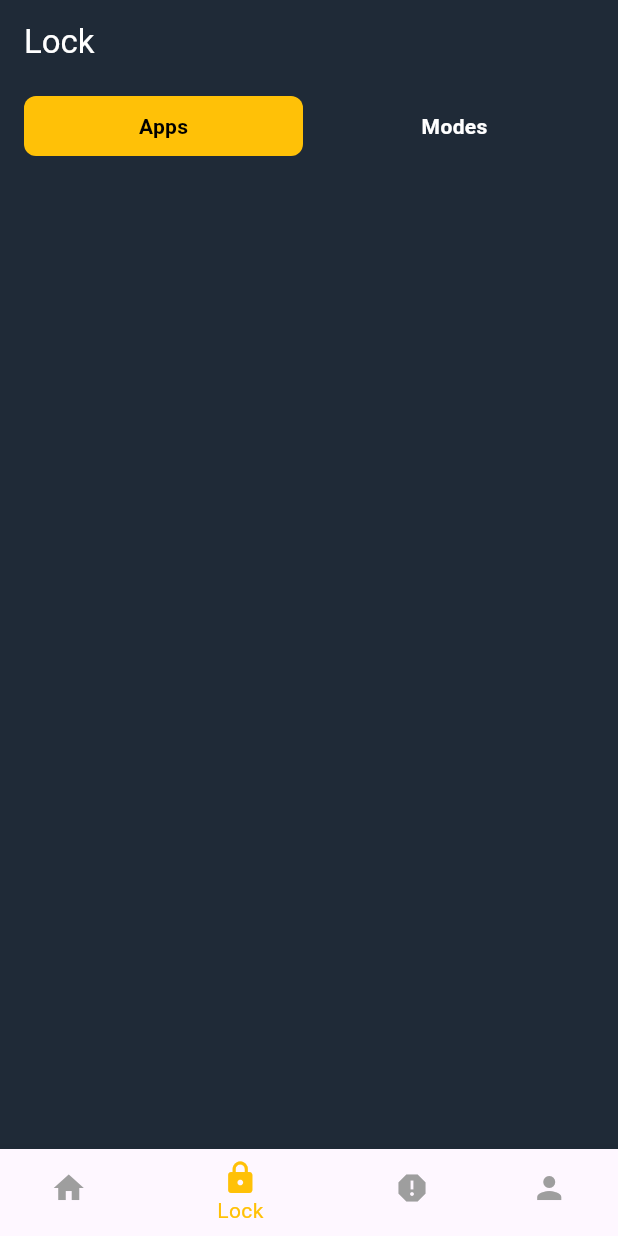
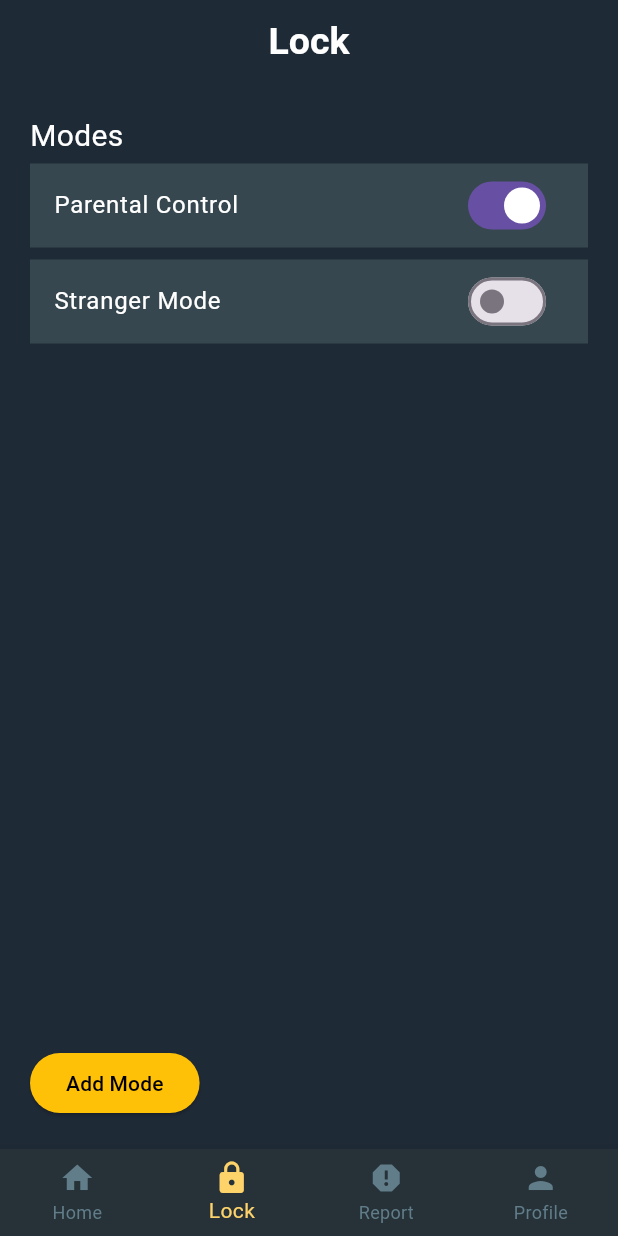
Before and after one commit to leelinhuie/kidphish01, a Flutter app: the screen it shows after launch, item 2 of the bottom bar chosen, on a phone screen of 412 x 824 dp. Run offline on Flutter 3.47's test engine with Material 3 defaults, Android fonts, the phone set to English and light mode, and no system bars; our stand-ins replace image_picker; missing offline and left inert: installed_apps.

Commit message:
update ui

```diff
--- a/analysis_options.yaml
+++ b/analysis_options.yaml
@@ -7,6 +7,10 @@
 
 # The following line activates a set of recommended lints for Flutter apps,
 # packages, and plugins designed to encourage good coding practices.
+analyzer:
+  errors:
+    prefer_const_constructors: ignore
+    prefer_const_literals_to_create_immutables: ignore
 include: package:flutter_lints/flutter.yaml
 
 linter:
--- a/lib/main.dart
+++ b/lib/main.dart
@@ -1,5 +1,10 @@
 import 'package:flutter/material.dart';
-import 'package:kidphish01/home.dart';
+import 'package:kidphish01/pages/bottom_navigator.dart';
+import 'package:kidphish01/pages/home_page.dart';
+import 'package:kidphish01/pages/lock_page.dart';
+import 'package:kidphish01/pages/report_pages.dart';
+import 'package:kidphish01/pages/profile_page.dart';
+
 
 void main() {
   runApp(MyApp());
@@ -9,7 +14,13 @@ class MyApp extends StatelessWidget {
   @override
   Widget build(BuildContext context) {
     return MaterialApp(
-      home: Home(),
+      home: BottomNavigator(),
+      routes: {
+        '/homePage': (context) => HomePage(),
+        '/lock': (context) => LockPage(),
+        '/report': (context) => ReportPages(),
+        '/profile': (context) => ProfilePage(),
+      },
     );
   }
 }
--- /dev/null
+++ b/lib/model/app_usage_model.dart
@@ -0,0 +1,6 @@
+class AppUsage {
+  final String appName;
+  final String usageTime;
+
+  AppUsage({required this.appName, required this.usageTime});
+}
--- /dev/null
+++ b/lib/model/apps_model.dart
@@ -0,0 +1,33 @@
+import 'package:installed_apps/installed_apps.dart';
+import 'package:installed_apps/app_info.dart';
+
+class AppsModel {
+  List<AppInfo> installedApps = [];
+  Map<String, bool> selectedApps = {}; // Store app selection status
+
+  AppsModel(this.installedApps, this.selectedApps);
+
+  List<AppInfo> get getInstalledApps => installedApps; // getter for installedApps
+  Map<String, bool> get getSelectedApps => selectedApps;
+
+  // fetches the installed apps and updates the installedApps and selectedApps
+  Future<void> fetchInstalledApps() async {
+    List<AppInfo> apps = await InstalledApps.getInstalledApps(true, true);
+    installedApps = apps;
+    selectedApps = {for (var app in apps) app.packageName: false};
+  }
+}
+/*
+below are information about the class AppInfo
+class AppInfo {
+  String name;
+  Uint8List? icon;
+  String packageName;
+  String versionName;
+  int versionCode;
+  BuiltWith builtWith;
+  int installedTimestamp;
+}
+
+The map
+*/
--- /dev/null
+++ b/lib/model/modes_model.dart
@@ -0,0 +1,38 @@
+import 'package:kidphish01/model/apps_model.dart';
+import 'package:installed_apps/app_info.dart';
+
+class ModesModel extends AppsModel {
+  String mode;
+  int index = 0;
+  List<String> modes = ["Parental Control", "Stranger Mode"]; // List of modes
+  Map<String, Map<String, bool>> modeApps = {}; // Store apps for each mode
+
+  ModesModel(List<AppInfo> installedApps, Map<String, bool> selectedApps, {this.mode = "Parental Control"})
+      : super(installedApps, selectedApps) {
+    for (var mode in modes) {
+      modeApps[mode] = {for (var app in installedApps) app.packageName: false};
+    }
+  }
+
+  String get getMode => mode;
+  int get getIndex => index;
+
+  void setMode(String newMode) {
+    mode = newMode;
+  }
+
+  void toggleAppSelection(String packageName, bool isSelected) {
+    modeApps[mode]![packageName] = isSelected;
+  }
+
+  void updateModeName(String oldModeName, String newModeName) {
+    if (modes.contains(oldModeName) && !modes.contains(newModeName)) {
+      int index = modes.indexOf(oldModeName);
+      modes[index] = newModeName;
+      modeApps[newModeName] = modeApps.remove(oldModeName)!;
+      if (mode == oldModeName) {
+        mode = newModeName;
+      }
+    }
+  }
+}
--- a/lib/lock.dart
+++ b/lib/oldpages/lock.dart
@@ -1,7 +1,7 @@
 import 'package:flutter/material.dart';
 import 'package:installed_apps/installed_apps.dart';
 import 'package:installed_apps/app_info.dart';
-import 'package:kidphish01/app_list.dart';
+import 'package:kidphish01/oldpages/app_list.dart';
 import 'dart:typed_data';
 import 'package:kidphish01/widget/bottom_navigator.dart';
 
--- /dev/null
+++ b/lib/pages/bottom_navigator.dart
@@ -0,0 +1,62 @@
+import 'package:flutter/material.dart';
+import 'package:kidphish01/pages/home_page.dart';
+import 'package:kidphish01/pages/lock_page.dart';
+import 'package:kidphish01/pages/report_pages.dart';
+import 'package:kidphish01/pages/profile_page.dart';
+
+class BottomNavigator extends StatefulWidget {
+  const BottomNavigator({super.key});
+
+  @override
+  State<BottomNavigator> createState() => _BottomNavigatorState();
+}
+
+class _BottomNavigatorState extends State<BottomNavigator> {
+  int _selectedIndex = 0;
+
+  void _navigateTo(int index) {
+    setState(() {
+      _selectedIndex = index;
+    });
+  }
+
+  final List _pages = [
+    HomePage(),
+    LockPage(),
+    ReportPages(),
+    ProfilePage(),
+  ];
+
+  @override
+  Widget build(BuildContext context) {
+    return Scaffold(
+      body: _pages[_selectedIndex],
+      bottomNavigationBar: BottomNavigationBar(
+        type: BottomNavigationBarType.fixed,
+        backgroundColor: Color.fromRGBO(38, 50, 56, 1),
+        selectedItemColor: Color.fromRGBO(254, 211, 106, 1),
+        unselectedItemColor: Color.fromRGBO(97, 125, 138, 1),
+        currentIndex: _selectedIndex,
+        onTap: _navigateTo,
+        items: [
+        BottomNavigationBarItem(
+          icon: Icon(Icons.home),
+          label: "Home",
+        ),
+        BottomNavigationBarItem(
+          icon: Icon(Icons.lock),
+          label: "Lock",
+        ),
+        BottomNavigationBarItem(
+          icon: Icon(Icons.report),
+          label: "Report",
+        ),
+        BottomNavigationBarItem(
+          icon: Icon(Icons.person),
+          label: "Profile",
+        ),
+      ],
+      )
+    );
+  }
+}
--- /dev/null
+++ b/lib/pages/lock_page.dart
@@ -0,0 +1,116 @@
+import 'package:flutter/material.dart';
+import 'package:kidphish01/model/modes_model.dart';
+import 'edit_mode_page.dart';
+
+class LockPage extends StatefulWidget {
+  const LockPage({super.key});
+
+  @override
+  State<LockPage> createState() => _LockPageState();
+}
+
+class _LockPageState extends State<LockPage> {
+  late ModesModel modesModel;
+  bool isLoading = true;
+
+  @override
+  void initState() {
+    super.initState();
+    modesModel = ModesModel([], {});
+    fetchInstalledApps();
+  }
+
+  Future<void> fetchInstalledApps() async {
+    await modesModel.fetchInstalledApps();
+    setState(() {
+      isLoading = false;
+    });
+  }
+
+  Future<void> navigateToEditMode(String mode) async {
+    modesModel.setMode(mode);
+    bool? result = await Navigator.push(
+      context,
+      MaterialPageRoute(builder: (context) => EditModePage(modesModel: modesModel)),
+    );
+    if (result == true) {
+      setState(() {}); // Rebuild LockPage to reflect changes
+    }
+  }
+
+  void addMode() {
+    // Add logic to add a new mode
+    setState(() {
+      modesModel.modes.add('New Mode');
+      modesModel.modeApps['New Mode'] = {for (var app in modesModel.installedApps) app.packageName: false};
+    });
+  }
+
+  @override
+  Widget build(BuildContext context) {
+    return Scaffold(
+      backgroundColor: Color(0xFF1F2A37),
+      appBar: AppBar(
+        title: Text(
+          'Lock',
+          style: TextStyle(fontSize: 25, fontWeight: FontWeight.bold),
+        ),
+        backgroundColor: Color(0xFF1F2A37),
+        foregroundColor: Colors.white,
+        centerTitle: true,
+      ),
+      body: isLoading
+          ? Center(child: CircularProgressIndicator())
+          : Container(
+              color: const Color(0xFF1F2A37), // Background color for the entire ListView
+              padding: const EdgeInsets.all(20), // Add padding to the ListView
+              child: Column(
+                crossAxisAlignment: CrossAxisAlignment.start,
+                children: [
+                  Text(
+                    'Modes',
+                    style: TextStyle(fontSize: 20, color: Colors.white),
+                  ),
+                  Expanded(
+                    child: ListView.builder(
+                      itemCount: modesModel.modes.length,
+                      itemBuilder: (context, index) {
+                        String mode = modesModel.modes[index];
+                        return Container(
+                          color: const Color(0xFF37474F), // Background color for each ListTile
+                          margin: const EdgeInsets.symmetric(vertical: 4.0), // Optional spacing around items
+                          child: ListTile(
+                            title: Text(
+                              mode,
+                              style: const TextStyle(color: Colors.white), // Set text color
+                            ),
+                            trailing: Switch(
+                              value: modesModel.mode == mode,
+                              onChanged: (bool value) {
+                                setState(() {
+                                  if (value) {
+                                    modesModel.setMode(mode);
+                                  }
+                                });
+                              },
+                            ),
+                            onTap: () => navigateToEditMode(mode),
+                          ),
+                        );
+                      },
+                    ),
+                  ),
+                  ElevatedButton(
+                    onPressed: addMode,
+                    child: Text('Add Mode'),
+                    style: ElevatedButton.styleFrom(
+                      backgroundColor: Colors.amber, // Button color
+                      foregroundColor: Colors.black, // Text color
+                    ),
+                  ),
+                ],
+              ),
+            ),
+    );
+  }
+}
--- a/lib/widget/bottom_navigator.dart
+++ b/lib/widget/bottom_navigator.dart
@@ -1,8 +1,8 @@
 import 'package:flutter/material.dart';
-import 'package:kidphish01/home.dart';
-import 'package:kidphish01/lock.dart';
+import 'package:kidphish01/oldpages/home.dart';
+import 'package:kidphish01/oldpages/lock.dart';
 import 'package:kidphish01/user_profile/profile.dart';
-import 'package:kidphish01/report.dart';
+import 'package:kidphish01/oldpages/report.dart';
 
 class CustomBottomNavBar extends StatelessWidget {
   final int selectedIndex;
--- a/pubspec.yaml
+++ b/pubspec.yaml
@@ -37,6 +37,7 @@ dependencies:
   cupertino_icons: ^1.0.8
   installed_apps: ^1.5.2
   image_picker: ^1.1.2
+  flutter_slidable: ^1.2.0
 
 
 dev_dependencies:
```
Also changed, not shown: lib/pages/edit_mode_page.dart (added, +113 -0 lines), lib/pages/home_page.dart (added, +69 -0 lines), lib/pages/profile_page.dart (added, +14 -0 lines), lib/pages/report_pages.dart (added, +47 -0 lines), lib/oldpages/app_list.dart (renamed from lib/app_list.dart), lib/oldpages/home.dart (renamed from lib/home.dart), lib/oldpages/report.dart (renamed from lib/report.dart), lib/oldpages/user_profile/change_password.dart (renamed from lib/user_profile/change_password.dart), lib/oldpages/user_profile/profile.dart (renamed from lib/user_profile/profile.dart), lib/oldpages/user_profile/support.dart (renamed from lib/user_profile/support.dart), pubspec.lock, 1 other file.
